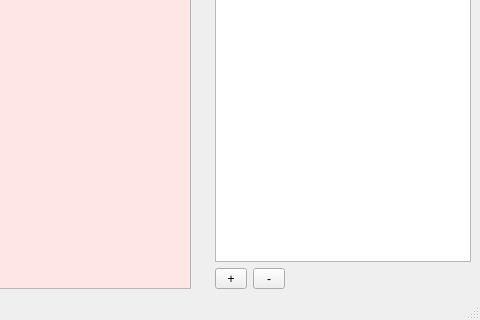
First picture: the form in ui/main.ui, repository svenvvv/rcss-sprite-ed, before the edit; both pictures show x 393 to 873 and y 358 to 678 of the 873 by 678 pixel window.
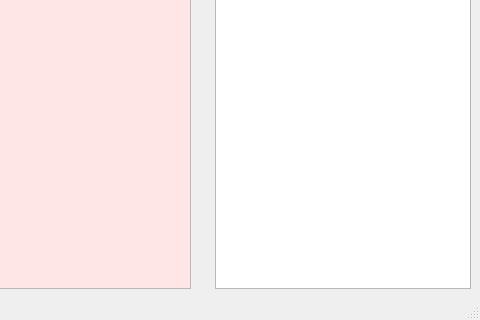
Second picture: the form after the edit. Icons and pictures are not drawn.

Commit message: Implement SpriteEditModal

Patch:
```diff
--- a/ui/main.ui
+++ b/ui/main.ui
@@ -118,49 +118,6 @@
    </attribute>
    <widget class="QWidget" name="dockWidgetContents">
     <layout class="QGridLayout" name="gridLayout">
-     <item row="1" column="0">
-      <layout class="QHBoxLayout" name="horizontalLayout">
-       <item>
-        <widget class="QToolButton" name="addSpriteButton">
-         <property name="minimumSize">
-          <size>
-           <width>32</width>
-           <height>0</height>
-          </size>
-         </property>
-         <property name="text">
-          <string>+</string>
-         </property>
-        </widget>
-       </item>
-       <item>
-        <widget class="QToolButton" name="removeSpriteButton">
-         <property name="minimumSize">
-          <size>
-           <width>32</width>
-           <height>0</height>
-          </size>
-         </property>
-         <property name="text">
-          <string>-</string>
-         </property>
-        </widget>
-       </item>
-       <item>
-        <spacer name="horizontalSpacer">
-         <property name="orientation">
-          <enum>Qt::Horizontal</enum>
-         </property>
-         <property name="sizeHint" stdset="0">
-          <size>
-           <width>40</width>
-           <height>20</height>
-          </size>
-         </property>
-        </spacer>
-       </item>
-      </layout>
-     </item>
      <item row="0" column="0">
       <widget class="QListWidget" name="spritesList">
        <property name="contextMenuPolicy">
```
The commit also changes 5 other files.
